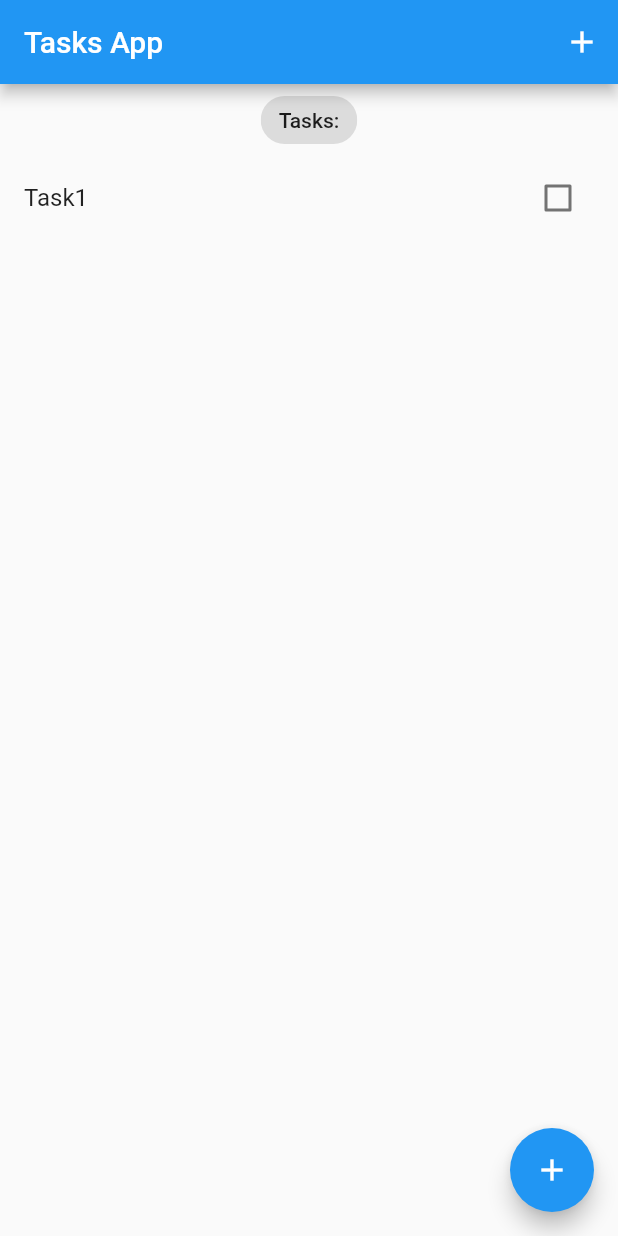
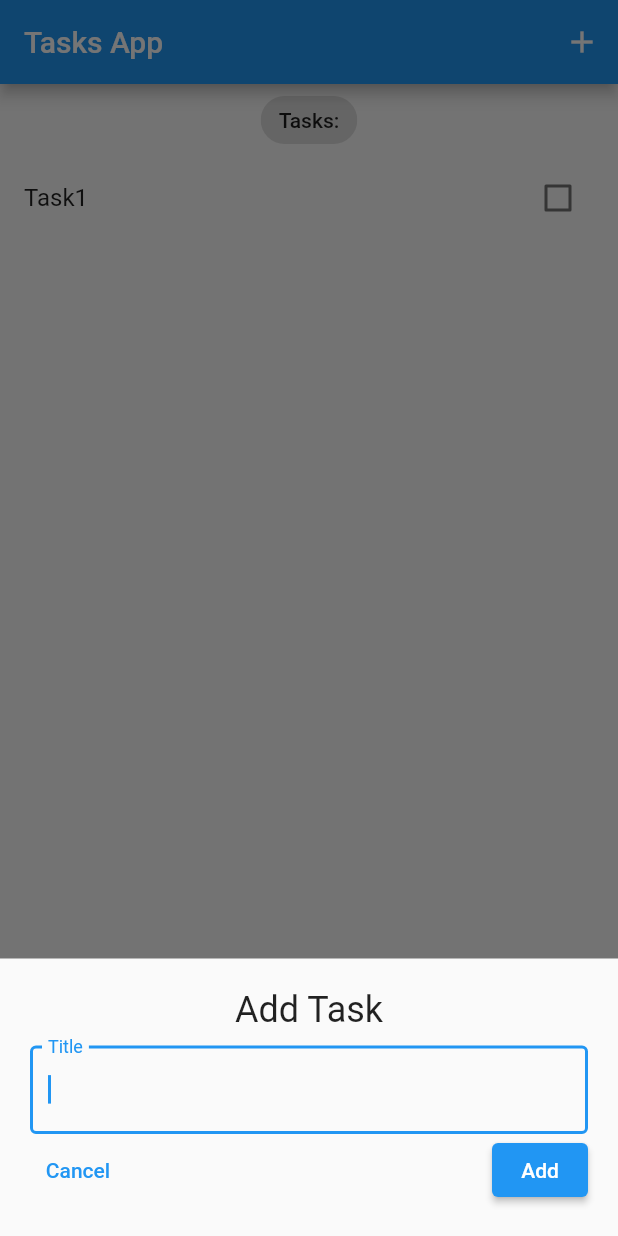
Before and after one commit to Hall-e3/flutter_bloc, a Flutter app: the screen it shows after launch, after a tap on the "add" icon, on a phone screen of 412 x 824 dp. Run offline on Flutter 3.47's test engine with Material 2 defaults, Android fonts, the phone set to English and light mode, and no system bars; our stand-ins replace equatable, flutter_bloc.

Commit message:
new changes

```diff
--- a/lib/main.dart
+++ b/lib/main.dart
@@ -23,7 +23,7 @@ class MyApp extends StatelessWidget {
         theme: ThemeData(
           primarySwatch: Colors.blue,
         ),
-        home: TasksScreen(),
+        home: const TasksScreen(),
       ),
     );
   }
--- a/lib/presentation/screens/tasks_screen.dart
+++ b/lib/presentation/screens/tasks_screen.dart
@@ -5,16 +5,19 @@ import '../widgets/add_tasks_container.dart';
 import "../widgets/tasks_list.dart";
 
 // ignore: must_be_immutable
-class TasksScreen extends StatelessWidget {
-  TasksScreen({super.key});
+class TasksScreen extends StatefulWidget {
+  const TasksScreen({super.key});
 
-  TextEditingController titleController = TextEditingController();
+  @override
+  State<TasksScreen> createState() => _TasksScreenState();
+}
 
+class _TasksScreenState extends State<TasksScreen> {
   void _addTask(BuildContext context) {
     showModalBottomSheet(
         context: context,
-        builder: (context) => SingleChildScrollView(
-              child: AddTaskContainer(titleController: titleController),
+        builder: (context) => const SingleChildScrollView(
+              child: AddTaskContainer(),
             ));
   }
 
@@ -27,7 +30,9 @@ class TasksScreen extends StatelessWidget {
           appBar: AppBar(
             title: const Text("Tasks App"),
             actions: [
-              IconButton(onPressed: () {}, icon: const Icon(Icons.add))
+              IconButton(
+                  onPressed: () => _addTask(context),
+                  icon: const Icon(Icons.add))
             ],
           ),
           body: Column(
--- a/lib/presentation/widgets/add_tasks_container.dart
+++ b/lib/presentation/widgets/add_tasks_container.dart
@@ -5,13 +5,11 @@ import 'package:flutter/material.dart';
 class AddTaskContainer extends StatelessWidget {
   const AddTaskContainer({
     super.key,
-    required this.titleController,
   });
-
-  final TextEditingController titleController;
 
   @override
   Widget build(BuildContext context) {
+    TextEditingController titleController = TextEditingController();
     return Container(
       padding:
           EdgeInsets.only(bottom: MediaQuery.of(context).viewInsets.bottom),
```
